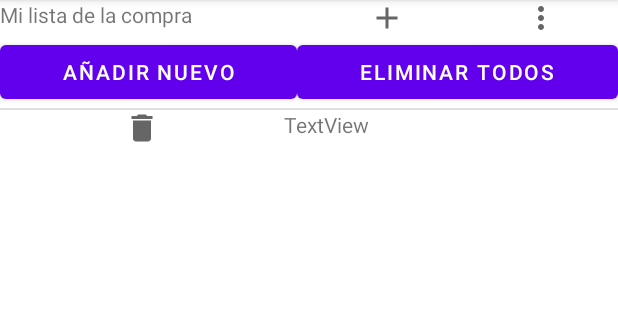
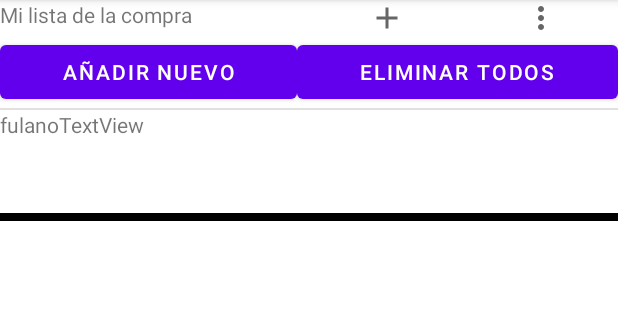
Before and after one commit to javiercatalancas/AppListadoElementos, an Android app: the screen it shows after launch (MainActivity), on a phone screen of 412 x 824 dp, the part 84-404 px from its top. Run offline under Robolectric (Android 15) with nearby library versions, the phone set to English and light mode, and no system bars.

Commit message:
23022021

```diff
--- a/app/src/main/java/com/ejercicio/applistadoelementos/MainActivity.java
+++ b/app/src/main/java/com/ejercicio/applistadoelementos/MainActivity.java
@@ -1,8 +1,18 @@
 package com.ejercicio.applistadoelementos;
 
 import androidx.appcompat.app.AppCompatActivity;
+import androidx.core.content.ContextCompat;
+import androidx.recyclerview.widget.DividerItemDecoration;
+import androidx.recyclerview.widget.LinearLayoutManager;
+import androidx.recyclerview.widget.RecyclerView;
 
+import android.graphics.drawable.Drawable;
 import android.os.Bundle;
+import android.view.View;
+import android.widget.Button;
+
+import java.util.ArrayList;
+import java.util.List;
 
 public class MainActivity extends AppCompatActivity {
 
@@ -10,5 +20,44 @@ public class MainActivity extends AppCompatActivity {
     protected void onCreate(Bundle savedInstanceState) {
         super.onCreate(savedInstanceState);
         setContentView(R.layout.activity_main);
+
+        List<String> listado = new ArrayList<>();
+
+
+        listado.add("fulano");
+        listado.add("mengano");
+        listado.add("Paquito");
+
+        // llamamos a la vista recycler en el layout
+        RecyclerView vistarecycler = findViewById(R.id.vistarecycler);
+
+        // el llm es un manager para gestionar las propiedades de la vista y demás
+        LinearLayoutManager llm = new LinearLayoutManager(this, RecyclerView.VERTICAL, false);
+        vistarecycler.setLayoutManager(llm);
+
+        // Crear un divisor
+
+        Drawable drawable = ContextCompat.getDrawable(MainActivity.this, R.drawable.divisor);
+        DividerItemDecoration divider = new DividerItemDecoration(MainActivity.this, llm.getOrientation());
+        divider.setDrawable(drawable);
+        vistarecycler.addItemDecoration(divider);
+
+        MyAdapter adapter = new MyAdapter(MainActivity.this, listado);
+        vistarecycler.setAdapter(adapter);
+
+        Button addbutton = findViewById(R.id.addboton);
+        addbutton.setOnClickListener(new View.OnClickListener() {
+            @Override
+            public void onClick(View v) {
+                String persona = new String("francisco");
+                adapter.(listado.size() , persona);
+
+                vistarecycler.scrollToPosition(listado.size()-1);
+            }
+        });
+
+
+
+
     }
 }
--- /dev/null
+++ b/app/src/main/java/com/ejercicio/applistadoelementos/MyAdapter.java
@@ -0,0 +1,65 @@
+package com.ejercicio.applistadoelementos;
+
+import android.content.Context;
+import android.view.LayoutInflater;
+import android.view.View;
+import android.view.ViewGroup;
+import android.widget.TextView;
+
+import androidx.annotation.NonNull;
+import androidx.recyclerview.widget.RecyclerView;
+
+import java.util.List;
+
+public class MyAdapter extends RecyclerView.Adapter {
+
+    // Creamos el listado
+
+    private List<String> listado; // este listado luego al main activity
+    private Context contexto;
+
+    // CONSTRUCTOR DEL ADAPTER, context (actividad donde se va a mostrar) + listado
+
+    public MyAdapter (Context contexto, List<String>listado){
+        this.contexto= contexto;
+        this.listado = listado;
+    }
+
+
+
+
+
+    class holder1 extends RecyclerView.ViewHolder{
+// AQUI CREAMOS LOS ELEMENTOS DEL HOLDER
+        TextView text1;
+        TextView text2;
+        public holder1(@NonNull View itemView) {
+            super(itemView);
+            text1 = itemView.findViewById(R.id.textView2);
+            text2 = itemView.findViewById(R.id.textView3);
+
+        }
+    }
+
+    @NonNull
+    @Override
+    public RecyclerView.ViewHolder onCreateViewHolder(@NonNull ViewGroup parent, int viewType) {
+        View viewholder = LayoutInflater.from(contexto).inflate(R.layout.holder1_layout,parent, false);
+        holder1 holderback = new holder1(viewholder);
+        return holderback;
+    }
+
+    @Override
+    public void onBindViewHolder(@NonNull RecyclerView.ViewHolder holder, int position) {
+
+        String texto = listado.get(position);
+        holder1 holderback = (holder1) holder;
+        holderback.text1.setText(texto);
+
+    }
+
+    @Override
+    public int getItemCount() {
+        return listado.size();
+    }
+}
--- /dev/null
+++ b/app/src/main/res/drawable-v24/divisor.xml
@@ -0,0 +1,8 @@
+<?xml version="1.0" encoding="utf-8"?>
+<shape xmlns:android="http://schemas.android.com/apk/res/android"
+    android:shape="rectangle">
+    <size
+        android:width="1dp"
+        android:height="5dp" />
+    <solid android:color="@color/black" />
+</shape>
--- a/app/src/main/res/layout/activity_main.xml
+++ b/app/src/main/res/layout/activity_main.xml
@@ -41,14 +41,14 @@
         android:orientation="horizontal">
 
         <Button
-            android:id="@+id/add"
+            android:id="@+id/addboton"
             android:layout_width="wrap_content"
             android:layout_height="wrap_content"
             android:layout_weight="1"
             android:text="Añadir nuevo" />
 
         <Button
-            android:id="@+id/delete"
+            android:id="@+id/deleteboton"
             android:layout_width="wrap_content"
             android:layout_height="wrap_content"
             android:layout_weight="1"
@@ -62,23 +62,10 @@
         android:layout_height="1dp"
         android:background="?android:attr/listDivider" />
 
-    <LinearLayout
+    <androidx.recyclerview.widget.RecyclerView
+        android:id="@+id/vistarecycler"
         android:layout_width="match_parent"
         android:layout_height="wrap_content"
-        android:orientation="horizontal">
-
-        <ImageView
-            android:id="@+id/imageView3"
-            android:layout_width="wrap_content"
-            android:layout_height="wrap_content"
-            android:layout_weight="1"
-            app:srcCompat="@drawable/ic_baseline_delete_24" />
-
-        <TextView
-            android:id="@+id/textView3"
-            android:layout_width="wrap_content"
-            android:layout_height="wrap_content"
-            android:layout_weight="1"
-            android:text="TextView" />
-    </LinearLayout>
+        android:orientation="horizontal"
+        tools:ignore="InvalidId" />
 </LinearLayout>
--- /dev/null
+++ b/app/src/main/res/layout/holder1_layout.xml
@@ -0,0 +1,18 @@
+<?xml version="1.0" encoding="utf-8"?>
+<LinearLayout xmlns:android="http://schemas.android.com/apk/res/android"
+    android:layout_width="match_parent"
+    android:layout_height="match_parent">
+
+    <TextView
+        android:id="@+id/textView2"
+        android:layout_width="wrap_content"
+        android:layout_height="wrap_content"
+        android:text="TextView" />
+
+    <TextView
+        android:id="@+id/textView3"
+        android:layout_width="wrap_content"
+        android:layout_height="wrap_content"
+        android:layout_weight="1"
+        android:text="TextView" />
+</LinearLayout>
```
Also changed, not shown: 1 other file.
